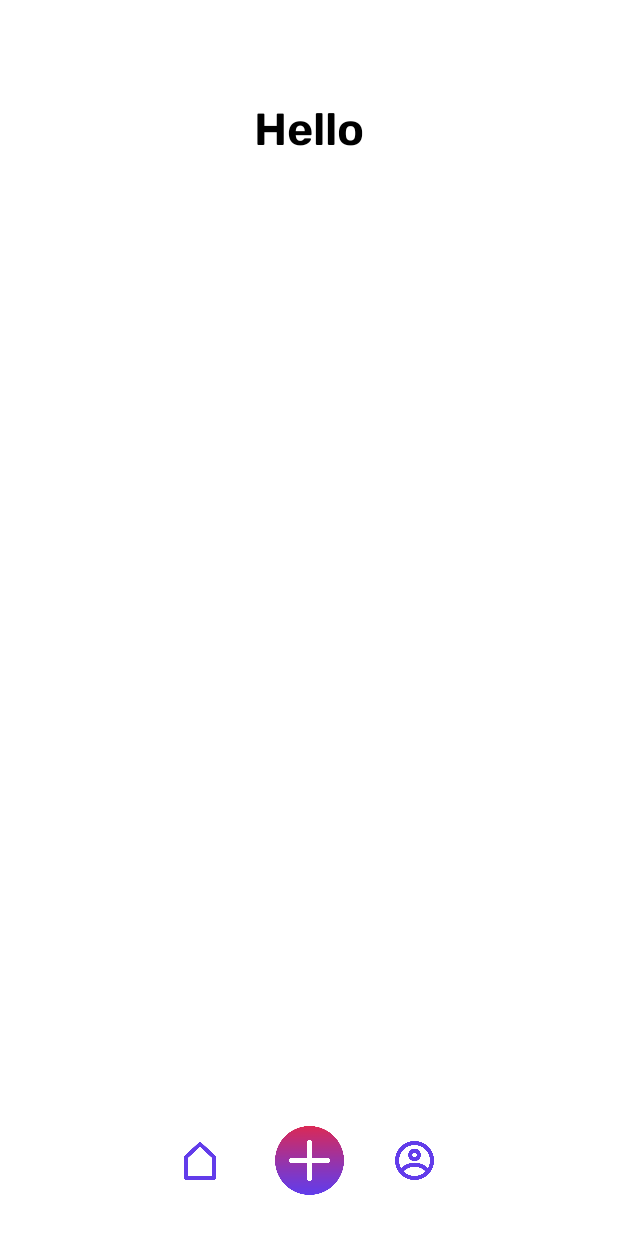
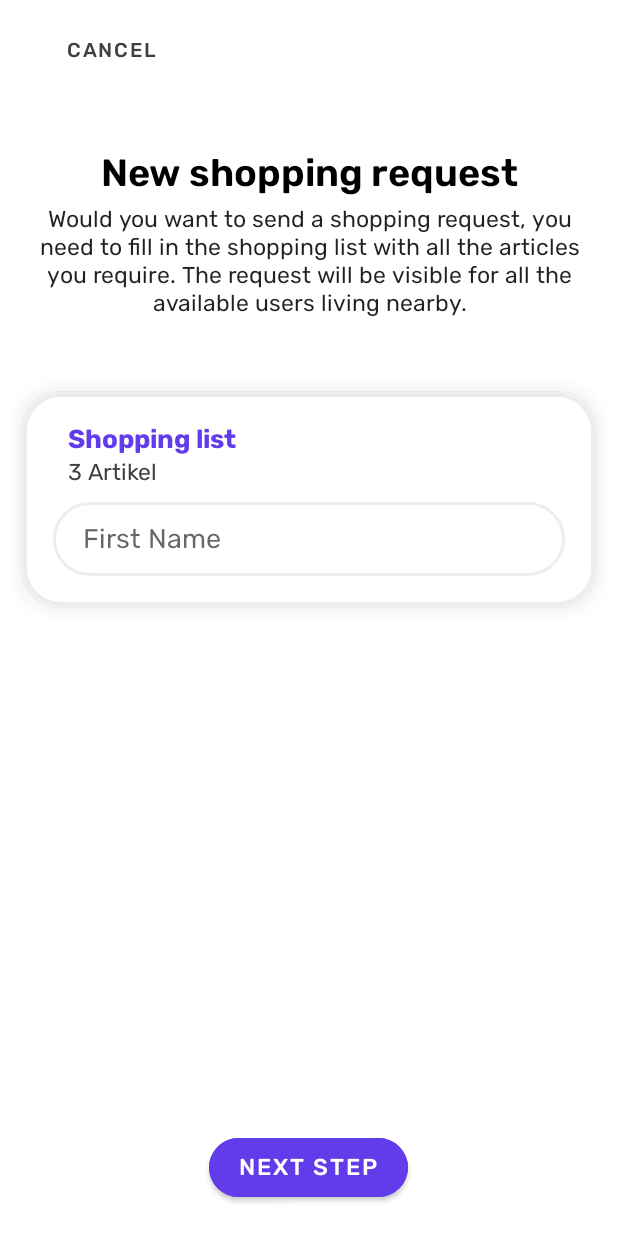
Before and after one commit to wolfOnix/mangofusion, an Android app: the screen it shows after launch once a user with an empty profile is signed in (HomeActivity before the commit, CreateShoppingList after it), after a tap on an icon or button, on a phone screen of 412 x 824 dp. Run offline under Robolectric (Android 15) with nearby library versions, the phone set to English and light mode, and no system bars; our stand-ins replace Firebase (no records; nobody signed in at launch, a user with empty details on screens opened directly).

Commit message:
CreateShoppingList activity created

```diff
--- a/app/src/main/AndroidManifest.xml
+++ b/app/src/main/AndroidManifest.xml
@@ -6,12 +6,13 @@
 
     <application
         android:allowBackup="true"
+        android:fullBackupContent="@xml/backup_descriptor"
         android:icon="@mipmap/ic_launcher"
         android:label="@string/app_name"
         android:roundIcon="@mipmap/ic_launcher_round"
         android:supportsRtl="true"
-        android:theme="@style/Theme.ShopAssist"
-        android:fullBackupContent="@xml/backup_descriptor">
+        android:theme="@style/Theme.ShopAssist">
+        <activity android:name=".CreateShoppingList"></activity>
         <activity android:name=".MyAccountUpdateDataActivity" />
         <activity android:name=".ForgotPasswordActivity" />
         <activity android:name=".MyAccountActivity" />
--- /dev/null
+++ b/app/src/main/java/mangofusion/apps/shopassist/CreateShoppingList.kt
@@ -0,0 +1,16 @@
+package mangofusion.apps.shopassist
+
+import androidx.appcompat.app.AppCompatActivity
+import android.os.Bundle
+import android.view.View
+
+class CreateShoppingList : AppCompatActivity() {
+    override fun onCreate(savedInstanceState: Bundle?) {
+        super.onCreate(savedInstanceState)
+        setContentView(R.layout.activity_create_shopping_list)
+    }
+
+    fun goBack(view: View) {
+        finish()
+    }
+}
--- a/app/src/main/java/mangofusion/apps/shopassist/HomeActivity.kt
+++ b/app/src/main/java/mangofusion/apps/shopassist/HomeActivity.kt
@@ -50,6 +50,7 @@ class HomeActivity : Activity(), View.OnClickListener {
         if (v != null) {
             when (v.id) {
                 R.id.btn_home -> startActivity(Intent(this, HomeActivity::class.java))
+                R.id.btn_new_request -> startActivity(Intent(this, CreateShoppingList::class.java))
                 R.id.btn_my_account -> startActivity(Intent(this, MyAccountActivity::class.java))
             }
         }
--- a/app/src/main/java/mangofusion/apps/shopassist/ShoppingList.kt
+++ b/app/src/main/java/mangofusion/apps/shopassist/ShoppingList.kt
@@ -13,7 +13,7 @@ data class ShoppingList (
     var elementArray: List<ShoppingListElement>,
     var observations: String?,
     var bonusSum: Long,
-    var dateCreated: String = SimpleDateFormat("dd/M/yyyy hh:mm:ss").format(Date()),
+    var dateCreated: String = SimpleDateFormat("yyyy.mm.dd/HH:mm:ss").format(Date()),
     var invoices: List<Invoice> = listOf(),
     var totalSum: Double = 0.0,
     var providerID: String? = null,
--- a/app/src/main/java/mangofusion/apps/shopassist/User.kt
+++ b/app/src/main/java/mangofusion/apps/shopassist/User.kt
@@ -35,7 +35,7 @@ class User {
         this.streetAndNumber = streetAndNumber
         this.country = country
         val date = Calendar.getInstance().time
-        val dateFormat: DateFormat = SimpleDateFormat("yyyy.mm.dd/hh:mm:ss")
+        val dateFormat: DateFormat = SimpleDateFormat("yyyy.mm.dd/HH:mm:ss")
         this.dateStampOnCreate = dateFormat.format(date) // TODO to GMT0
     }
 
--- /dev/null
+++ b/app/src/main/res/drawable/card_background.xml
@@ -0,0 +1,63 @@
+<?xml version="1.0" encoding="utf-8"?>
+
+<layer-list xmlns:android="http://schemas.android.com/apk/res/android">
+    <!-- Drop Shadow Stack -->
+    <item>
+        <shape>
+            <padding android:top="2dp" android:right="2dp" android:bottom="2dp" android:left="2dp" />
+            <stroke android:color="#01000000" android:width="5dp"  />
+            <corners android:radius="27dp" />
+        </shape>
+    </item>
+    <item>
+        <shape>
+            <padding android:top="2dp" android:right="2dp" android:bottom="2dp" android:left="2dp" />
+            <stroke android:color="#02000000" android:width="5dp" />
+            <corners android:radius="26dp" />
+        </shape>
+    </item>
+    <item>
+        <shape>
+            <padding android:top="2dp" android:right="2dp" android:bottom="2dp" android:left="2dp" />
+            <stroke android:color="#03000000" android:width="5dp" />
+            <corners android:radius="25dp" />
+        </shape>
+    </item>
+    <item>
+        <shape>
+            <padding android:top="2dp" android:right="2dp" android:bottom="2dp" android:left="2dp" />
+            <stroke android:color="#04000000" android:width="5dp" />
+            <corners android:radius="24dp" />
+        </shape>
+    </item>
+    <item>
+        <shape>
+            <padding android:top="1dp" android:right="1dp" android:bottom="1dp" android:left="1dp" />
+            <stroke android:color="#05000000" android:width="5dp" />
+            <corners android:radius="23dp" />
+        </shape>
+    </item>
+    <item>
+        <shape>
+            <padding android:top="2dp" android:right="2dp" android:bottom="2dp" android:left="2dp" />
+            <stroke android:color="#06000000" android:width="5dp" />
+            <corners android:radius="22dp" />
+        </shape>
+    </item>
+    <item>
+        <shape>
+            <padding android:top="2dp" android:right="2dp" android:bottom="2dp" android:left="2dp" />
+            <stroke android:color="#07000000" android:width="5dp" />
+            <corners android:radius="21dp" />
+        </shape>
+    </item>
+
+    <item>
+        <shape android:shape="rectangle">
+            <solid android:color="@color/white"/> <!-- The colour will be anyway changed in the @style -->
+            <corners android:radius="20dp"/>
+            <stroke android:color="@color/white" android:width="5dp"/>
+        </shape>
+    </item>
+
+</layer-list>
--- /dev/null
+++ b/app/src/main/res/layout/activity_create_shopping_list.xml
@@ -0,0 +1,166 @@
+<?xml version="1.0" encoding="utf-8"?>
+<androidx.constraintlayout.widget.ConstraintLayout xmlns:android="http://schemas.android.com/apk/res/android"
+    xmlns:app="http://schemas.android.com/apk/res-auto"
+    xmlns:tools="http://schemas.android.com/tools"
+    android:layout_width="match_parent"
+    android:layout_height="match_parent"
+    tools:context=".CreateShoppingList">
+
+    <ScrollView
+        android:id="@+id/scrollView3"
+        android:layout_width="match_parent"
+        android:layout_height="match_parent"
+        android:fillViewport="true"
+        android:scrollbars="none"
+        app:layout_constraintStart_toStartOf="parent"
+        app:layout_constraintTop_toTopOf="parent"> <!-- Disable scrollbar -->
+
+        <LinearLayout
+            android:layout_width="match_parent"
+            android:layout_height="0dp"
+            android:layout_marginStart="0dp"
+            android:layout_marginEnd="0dp"
+            android:gravity="center|top"
+            android:orientation="vertical"
+            android:paddingBottom="132dp">
+
+            <TextView
+                android:id="@+id/txtvw_signup"
+                style="@style/title_1"
+                android:layout_width="wrap_content"
+                android:layout_height="wrap_content"
+                android:layout_marginStart="20dp"
+                android:layout_marginTop="100dp"
+                android:layout_marginEnd="20dp"
+                android:gravity="center"
+                android:text="@string/new_shopping_request"
+                app:layout_constraintBottom_toBottomOf="parent"
+                app:layout_constraintLeft_toLeftOf="parent"
+                app:layout_constraintRight_toRightOf="parent"
+                app:layout_constraintTop_toTopOf="parent" />
+
+            <TextView
+                android:id="@+id/txtvw_description"
+                style="@style/description"
+                android:layout_width="wrap_content"
+                android:layout_height="wrap_content"
+                android:layout_marginStart="20dp"
+                android:layout_marginTop="5dp"
+                android:layout_marginEnd="20dp"
+                android:gravity="center"
+                android:text="@string/PHRASE_new_shopping_request"
+                android:textAppearance="@style/TextAppearance.AppCompat.Display1"
+                app:layout_constraintBottom_toBottomOf="parent"
+                app:layout_constraintLeft_toLeftOf="parent"
+                app:layout_constraintRight_toRightOf="parent"
+                app:layout_constraintTop_toTopOf="parent" />
+
+            <LinearLayout
+                android:layout_width="match_parent"
+                android:layout_height="wrap_content"
+                android:layout_marginTop="40dp"
+                android:layout_marginStart="5dp"
+                android:layout_marginEnd="5dp"
+                android:background="@drawable/card_background"
+                android:gravity="start"
+                android:orientation="vertical"
+                android:padding="30dp">
+
+                <TextView
+                    style="@style/title_card"
+                    android:layout_width="wrap_content"
+                    android:layout_height="wrap_content"
+                    android:layout_marginStart="10dp"
+                    android:layout_marginTop="0dp"
+                    android:layout_marginEnd="10dp"
+                    android:gravity="start"
+                    android:text="@string/shopping_list"
+                    app:layout_constraintBottom_toBottomOf="parent"
+                    app:layout_constraintLeft_toLeftOf="parent"
+                    app:layout_constraintRight_toRightOf="parent"
+                    app:layout_constraintTop_toTopOf="parent" />
+
+                <TextView
+                    style="@style/title_card_2"
+                    android:layout_width="wrap_content"
+                    android:layout_height="wrap_content"
+                    android:layout_marginStart="10dp"
+                    android:layout_marginTop="2dp"
+                    android:layout_marginEnd="10dp"
+                    android:gravity="start"
+                    android:text="3 Artikel"
+                    app:layout_constraintBottom_toBottomOf="parent"
+                    app:layout_constraintLeft_toLeftOf="parent"
+                    app:layout_constraintRight_toRightOf="parent"
+                    app:layout_constraintTop_toTopOf="parent"
+                    tools:ignore="HardcodedText" />
+
+                <EditText
+                    android:id="@+id/edtxt_firstname"
+                    style="@style/input_field"
+                    android:layout_width="match_parent"
+                    android:layout_height="wrap_content"
+                    android:layout_marginStart="0dp"
+                    android:layout_marginTop="10dp"
+                    android:layout_marginEnd="0dp"
+                    android:autofillHints=""
+                    android:background="@drawable/input_text_background"
+                    android:ems="10"
+                    android:hint="@string/first_name"
+                    android:inputType="textPersonName"
+                    app:layout_constraintEnd_toEndOf="parent"
+                    app:layout_constraintStart_toStartOf="parent" />
+
+            </LinearLayout>
+
+        </LinearLayout>
+
+    </ScrollView>
+
+    <LinearLayout
+        android:layout_width="match_parent"
+        android:layout_height="wrap_content"
+        android:background="#DDFFFFFF"
+        android:gravity="start"
+        android:orientation="vertical"
+        app:layout_constraintStart_toStartOf="parent"
+        app:layout_constraintTop_toTopOf="parent">
+
+        <Button
+            android:id="@+id/btn_sys_back"
+            style="@style/button_back"
+            android:layout_width="wrap_content"
+            android:layout_height="wrap_content"
+            android:layout_marginStart="30dp"
+            android:layout_marginTop="10dp"
+            android:layout_marginBottom="0dp"
+            android:text="@string/cancel"
+            app:layout_constraintBottom_toBottomOf="parent"
+            app:layout_constraintEnd_toEndOf="parent"
+            app:layout_constraintStart_toStartOf="parent"
+            android:onClick="goBack"/>
+
+    </LinearLayout>
+
+    <LinearLayout
+        android:layout_width="match_parent"
+        android:layout_height="wrap_content"
+        android:gravity="center"
+        android:orientation="vertical"
+        app:layout_constraintBottom_toBottomOf="parent"
+        app:layout_constraintStart_toStartOf="parent">
+
+        <Button
+            android:id="@+id/button_create_account"
+            style="@style/button_main"
+            android:layout_width="wrap_content"
+            android:layout_height="wrap_content"
+            android:layout_marginBottom="20dp"
+            android:text="@string/next_step"
+            app:layout_constraintBottom_toBottomOf="parent"
+            app:layout_constraintEnd_toEndOf="parent"
+            app:layout_constraintStart_toStartOf="parent" />
+
+    </LinearLayout>
+
+</androidx.constraintlayout.widget.ConstraintLayout>
--- a/app/src/main/res/layout/activity_main.xml
+++ b/app/src/main/res/layout/activity_main.xml
@@ -9,35 +9,49 @@
     android:fitsSystemWindows="true" >
 
     <FrameLayout
-        android:id="@+id/fl_header_image"
+        android:id="@+id/fl_footer"
         android:layout_width="wrap_content"
-        android:layout_height="400dp"
+        android:layout_height="wrap_content"
         android:gravity="center"
+        android:layout_marginBottom="0dp"
         app:layout_constraintEnd_toEndOf="parent"
-        app:layout_constraintStart_toStartOf="parent"
-        app:layout_constraintTop_toTopOf="parent" >
+        app:layout_constraintBottom_toBottomOf="parent"
+        app:layout_constraintTop_toTopOf="parent">
 
         <ImageView
-            android:layout_width="600dp"
-            android:layout_height="wrap_content"
-            android:layout_marginTop="-250dp"
+            android:layout_width="550dp"
+            android:layout_height="match_parent"
+            android:layout_marginBottom="-350dp"
             android:layout_gravity="center"
             android:src="@drawable/decoration_login_screen"
             android:contentDescription="decoration"
             tools:ignore="HardcodedText" />
 
+    </FrameLayout>
+
+    <FrameLayout
+        android:id="@+id/fl_header_image"
+        android:layout_width="wrap_content"
+        android:layout_height="wrap_content"
+        android:gravity="center"
+        app:layout_constraintBottom_toTopOf="@+id/lnly"
+        app:layout_constraintEnd_toEndOf="parent"
+        app:layout_constraintStart_toStartOf="parent"
+        app:layout_constraintTop_toTopOf="parent">
+
         <ImageView
-            android:layout_width="150dp"
+            android:layout_width="124dp"
             android:layout_height="wrap_content"
+            android:layout_gravity="center"
             android:layout_marginBottom="0dp"
-            android:layout_gravity="center"
+            android:contentDescription="background"
             android:src="@drawable/full_logo"
-            android:contentDescription="background"
             tools:ignore="HardcodedText" />
 
     </FrameLayout>
 
     <LinearLayout
+        android:id="@+id/lnly"
         android:layout_width="match_parent"
         android:layout_height="wrap_content"
         android:orientation="vertical"
@@ -111,6 +125,7 @@
         <Button
             android:id="@+id/button_forgot_password"
             style="@style/button_gray"
+            android:textColor="@color/white"
             android:layout_width="0dp"
             android:layout_height="wrap_content"
             android:layout_weight=".5"
@@ -123,6 +138,7 @@
         <Button
             android:id="@+id/button_sign_up"
             style="@style/button_gray"
+            android:textColor="@color/white"
             android:layout_width="0dp"
             android:layout_height="wrap_content"
             android:layout_weight=".5"
--- a/app/src/main/res/values-v28/styles.xml
+++ b/app/src/main/res/values-v28/styles.xml
@@ -20,7 +20,7 @@
     </style>
 
     <style name="button_back" parent="@style/Widget.MaterialComponents.Button">
-        <item name="android:textSize">15sp</item>
+        <item name="android:textSize">13sp</item>
         <item name="android:backgroundTint">#00000000</item>
         <item name="android:fontFamily">@font/rubik_medium</item>
         <item name="cornerRadius">0dp</item>
@@ -32,7 +32,7 @@
     </style>
 
     <style name="button_gray" parent="@style/Widget.MaterialComponents.Button">
-        <item name="android:textSize">15sp</item>
+        <item name="android:textSize">13sp</item>
         <item name="android:backgroundTint">#00000000</item>
         <item name="android:fontFamily">@font/rubik_medium</item>
         <item name="cornerRadius">0dp</item>
@@ -44,7 +44,7 @@
     </style>
 
     <style name="button_text" parent="@style/Widget.MaterialComponents.TextView">
-        <item name="android:textSize">18sp</item>
+        <item name="android:textSize">15sp</item>
         <item name="android:fontFamily">@font/rubik_medium</item>
         <item name="android:stateListAnimator">@null</item>
         <item name="android:paddingLeft">20dp</item>
@@ -80,14 +80,26 @@
     </style>
 
     <style name="title_1" parent="@style/TextAppearance.AppCompat.Headline">
-        <item name="android:textSize">30sp</item>
+        <item name="android:textSize">25sp</item>
         <item name="android:textColor">@color/black</item>
         <item name="android:fontFamily">@font/rubik_semibold</item>
     </style>
 
     <style name="title_2" parent="@style/TextAppearance.AppCompat.Headline">
-        <item name="android:textSize">30sp</item>
+        <item name="android:textSize">25sp</item>
         <item name="android:textColor">@color/purple</item>
+        <item name="android:fontFamily">@font/rubik</item>
+    </style>
+
+    <style name="title_card" parent="@style/TextAppearance.AppCompat.Headline">
+        <item name="android:textSize">17sp</item>
+        <item name="android:textColor">@color/purple</item>
+        <item name="android:fontFamily">@font/rubik_bold</item>
+    </style>
+
+    <style name="title_card_2" parent="@style/TextAppearance.AppCompat.Headline">
+        <item name="android:textSize">15sp</item>
+        <item name="android:textColor">@color/carbon</item>
         <item name="android:fontFamily">@font/rubik</item>
     </style>
 
--- a/app/src/main/res/values/strings.xml
+++ b/app/src/main/res/values/strings.xml
@@ -49,4 +49,8 @@
     <string name="passwords_do_not_match">Passwords do not match</string>
     <string name="this_field_does_not_respect_the_standard_format">This field does not respect the standard format</string>
     <string name="country">Country</string>
+    <string name="next_step">Next step</string>
+    <string name="new_shopping_request">New shopping request</string>
+    <string name="PHRASE_new_shopping_request">Would you want to send a shopping request, you need to fill in the shopping list with all the articles you require. The request will be visible for all the available users living nearby.</string>
+    <string name="shopping_list">Shopping list</string>
 </resources>
```
Also changed, not shown: 3 other files.
